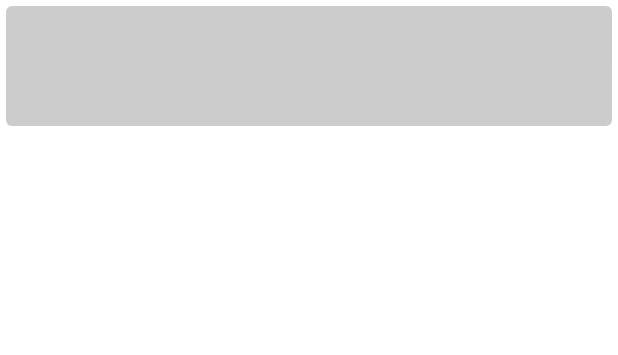
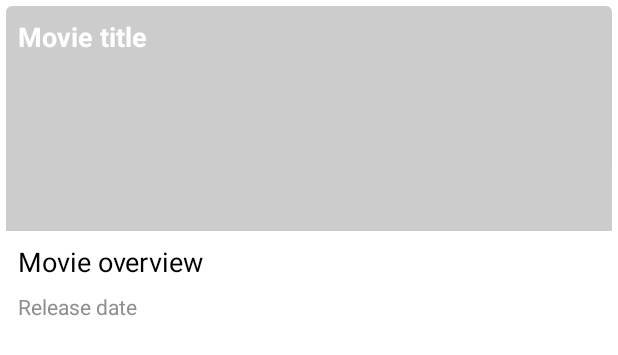
Before and after one commit to rslama/themoviedb, an Android app: the layout item_movie_overview.xml on its own in the app's theme, with its tools: preview values and no code run, on a phone screen of 412 x 824 dp. Shown: the top 355 px of the screen. Run offline under Robolectric (Android 15) with nearby library versions, the phone set to English and light mode, and no system bars; network calls fail.

Commit message:
finished main list UI/bindings

```diff
--- a/app/build.gradle
+++ b/app/build.gradle
@@ -44,6 +44,8 @@ dependencies {
     implementation "androidx.appcompat:appcompat:${androidxAppcompatVersion}"
     implementation 'com.google.android.material:material:1.3.0'
     implementation 'androidx.constraintlayout:constraintlayout:2.0.4'
+    implementation 'com.github.bumptech.glide:glide:4.12.0'
+    annotationProcessor 'com.github.bumptech.glide:compiler:4.12.0'
 
     testImplementation 'junit:junit:4.+'
     androidTestImplementation 'androidx.test.ext:junit:1.1.2'
--- a/app/src/main/java/com/slama/themoviedb/main/MainListActivity.kt
+++ b/app/src/main/java/com/slama/themoviedb/main/MainListActivity.kt
@@ -21,7 +21,11 @@ class MainListActivity : AppCompatActivity() {
     private lateinit var viewModel: MainListViewModel
     private lateinit var repository: MovieRepository
     private val disposables = CompositeDisposable()
-    private val adapter = MainListAdapter()
+
+    private val adapter by lazy {
+        MainListAdapter(resources.getString(R.string.base_image_url))
+    }
+
     private val schedulers by lazy {
         Schedulers()
     }
--- a/app/src/main/java/com/slama/themoviedb/main/adapter/MainListAdapter.kt
+++ b/app/src/main/java/com/slama/themoviedb/main/adapter/MainListAdapter.kt
@@ -6,7 +6,7 @@ import androidx.recyclerview.widget.RecyclerView
 import com.slama.remote.data.local.MovieOverview
 import com.slama.themoviedb.R
 
-class MainListAdapter : RecyclerView.Adapter<MainMovieViewHolder>() {
+class MainListAdapter(private val baseImageUrl: String) : RecyclerView.Adapter<MainMovieViewHolder>() {
 
     private val items = mutableListOf<MovieOverview>()
 
@@ -14,7 +14,7 @@ class MainListAdapter : RecyclerView.Adapter<MainMovieViewHolder>() {
     override fun onCreateViewHolder(parent: ViewGroup, viewType: Int): MainMovieViewHolder {
         val view =
             LayoutInflater.from(parent.context).inflate(R.layout.item_movie_overview, parent, false)
-        return MainMovieViewHolder(view)
+        return MainMovieViewHolder(view, baseImageUrl)
     }
 
     override fun onBindViewHolder(holder: MainMovieViewHolder, position: Int) {
--- a/app/src/main/res/layout/item_movie_overview.xml
+++ b/app/src/main/res/layout/item_movie_overview.xml
@@ -1,5 +1,7 @@
 <?xml version="1.0" encoding="utf-8"?>
 <com.google.android.material.card.MaterialCardView xmlns:android="http://schemas.android.com/apk/res/android"
+    xmlns:app="http://schemas.android.com/apk/res-auto"
+    xmlns:tools="http://schemas.android.com/tools"
     android:layout_width="match_parent"
     android:layout_height="wrap_content"
     android:layout_margin="4dp"
@@ -17,6 +19,43 @@
             android:background="@color/color_movie_placeholder"
             android:scaleType="fitXY" />
 
+        <TextView
+            android:id="@+id/item_movie_title"
+            style="@style/MovieList.Title"
+            android:layout_width="match_parent"
+            android:layout_height="wrap_content"
+            android:layout_margin="8dp"
+            app:layout_constraintStart_toStartOf="parent"
+            app:layout_constraintTop_toTopOf="parent"
+            tools:text="Movie title" />
+
+        <TextView
+            android:id="@+id/item_movie_overview"
+            style="@style/MovieList.Overview"
+            android:layout_width="match_parent"
+            android:layout_height="wrap_content"
+            android:layout_margin="8dp"
+            android:gravity="start|top"
+            android:ellipsize="end"
+            android:maxLines="5"
+            app:layout_constraintBottom_toTopOf="@id/item_movie_release_date"
+            app:layout_constraintStart_toStartOf="parent"
+            app:layout_constraintTop_toBottomOf="@+id/item_movie_image"
+            tools:text="Movie overview" />
+
+        <TextView
+            android:id="@+id/item_movie_release_date"
+            style="@style/MovieList.ReleaseDate"
+            android:layout_width="match_parent"
+            android:layout_height="0dp"
+            android:layout_marginStart="8dp"
+            android:layout_marginEnd="8dp"
+            android:layout_marginTop="8dp"
+            android:gravity="start|bottom"
+            app:layout_constraintBottom_toBottomOf="parent"
+            app:layout_constraintStart_toStartOf="parent"
+            tools:text="Release date" />
+
     </androidx.constraintlayout.widget.ConstraintLayout>
 
 </com.google.android.material.card.MaterialCardView>
--- a/app/src/main/res/values/colors.xml
+++ b/app/src/main/res/values/colors.xml
@@ -10,4 +10,7 @@
 
     <color name="color_movie_overview_card">#EAEAEA</color>
     <color name="color_movie_placeholder">#CCCCCC</color>
+    <color name="color_movie_list_title">@color/white</color>
+    <color name="color_movie_list_overview">@color/black</color>
+    <color name="color_movie_list_release_date">#8E8E8E</color>
 </resources>
--- /dev/null
+++ b/app/src/main/res/values/config.xml
@@ -0,0 +1,4 @@
+<?xml version="1.0" encoding="utf-8"?>
+<resources>
+    <string name="base_image_url">https://image.tmdb.org/t/p/w500</string>
+</resources>
--- a/app/src/main/res/values/dimen.xml
+++ b/app/src/main/res/values/dimen.xml
@@ -1,5 +1,5 @@
 <?xml version="1.0" encoding="utf-8"?>
 <resources>
     <integer name="spanCount">2</integer>
-    <dimen name="movie_overview_image_height">80dp</dimen>
+    <dimen name="movie_overview_image_height">150dp</dimen>
 </resources>
--- /dev/null
+++ b/app/src/main/res/values/styles.xml
@@ -0,0 +1,21 @@
+<?xml version="1.0" encoding="utf-8"?>
+<resources>
+
+    <style name="MovieList" parent="TextAppearance.AppCompat.Medium">
+        <item name="android:textStyle">bold</item>
+    </style>
+
+    <style name="MovieList.Title">
+        <item name="android:textColor">@color/color_movie_list_title</item>
+    </style>
+
+    <style name="MovieList.Overview">
+        <item name="android:textColor">@color/color_movie_list_overview</item>
+        <item name="android:textStyle">normal</item>
+    </style>
+
+    <style name="MovieList.ReleaseDate"  parent="TextAppearance.AppCompat.Small">
+        <item name="android:textColor">@color/color_movie_list_release_date</item>
+        <item name="android:textStyle">normal</item>
+    </style>
+</resources>
--- a/remote/src/main/java/com/slama/remote/data/local/MovieOverview.kt
+++ b/remote/src/main/java/com/slama/remote/data/local/MovieOverview.kt
@@ -6,5 +6,6 @@ data class MovieOverview(
     val title: String,
     val overview: String,
     val backgroundImagePath: String,
-    val posterImagePath : String,
+    val posterImagePath: String,
+    val releaseDate: String,
 )
--- a/remote/src/main/java/com/slama/remote/requests/NowPlayingMoviesRequest.kt
+++ b/remote/src/main/java/com/slama/remote/requests/NowPlayingMoviesRequest.kt
@@ -41,7 +41,8 @@ internal class NowPlayingMoviesRequest(private val endpoints: RemoteService.Endp
             remoteNowPlayingMovie.title,
             remoteNowPlayingMovie.overview,
             remoteNowPlayingMovie.backdrop_path,
-            remoteNowPlayingMovie.poster_path
+            remoteNowPlayingMovie.poster_path,
+            remoteNowPlayingMovie.release_date,
         )
     }
 
```
Also changed, not shown: app/src/main/java/com/slama/themoviedb/main/adapter/MainMovieViewHolder.kt (+45 -1 lines).
